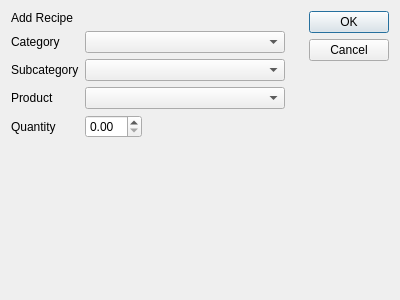
First picture: the form in recipedialog.ui, repository Greezael/sukaldu, before the edit.
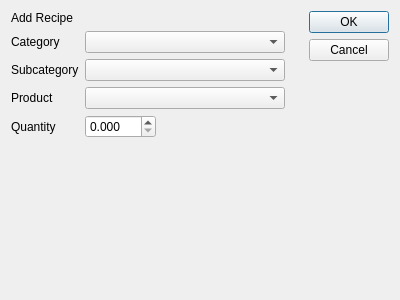
Second picture: the form after the edit.

```diff
--- a/recipedialog.ui
+++ b/recipedialog.ui
@@ -107,6 +107,12 @@
          <verstretch>0</verstretch>
         </sizepolicy>
        </property>
+       <property name="decimals">
+        <number>3</number>
+       </property>
+       <property name="maximum">
+        <double>999.999000000000024</double>
+       </property>
       </widget>
      </item>
     </layout>
```
